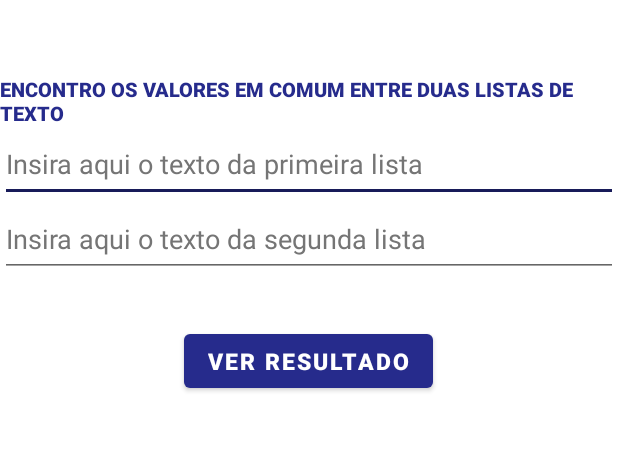
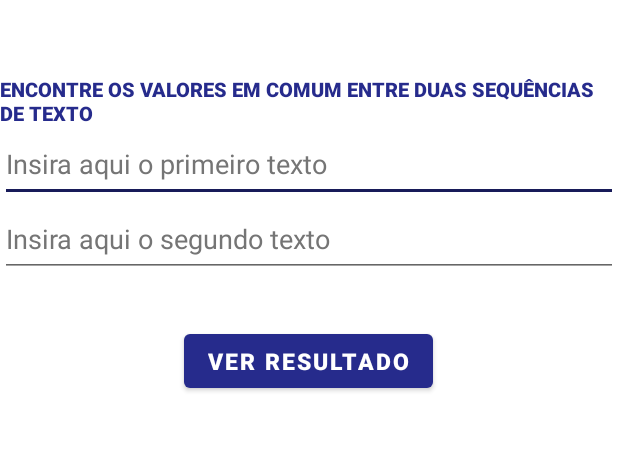
Before and after one commit to Laura-Oliveira/ComparingStrings-Kotlin, an Android app: the screen it shows after launch (MainActivity), on a phone screen of 412 x 824 dp, the part 342-793 px from its top. Run offline under Robolectric (Android 15) with nearby library versions, the phone set to English and light mode, and no system bars.

Commit message:
Ajustes lyaout

```diff
--- a/app/src/main/res/values/strings.xml
+++ b/app/src/main/res/values/strings.xml
@@ -1,8 +1,8 @@
 <resources>
     <string name="app_name">Justa</string>
-    <string name="txt_title_form">Encontro os valores em comum entre duas listas de texto</string>
-    <string name="input_text">Insira aqui o texto da primeira lista</string>
-    <string name="input_text1">Insira aqui o texto da segunda lista</string>
+    <string name="txt_title_form">Encontre os valores em comum entre duas sequências de texto</string>
+    <string name="input_text">Insira aqui o primeiro texto</string>
+    <string name="input_text1">Insira aqui o segundo texto</string>
     <string name="txt_description_image">Justa Logo</string>
     <string name="btn_click_result">Ver Resultado</string>
 </resources>
```
Also changed, not shown: 2 other files.
